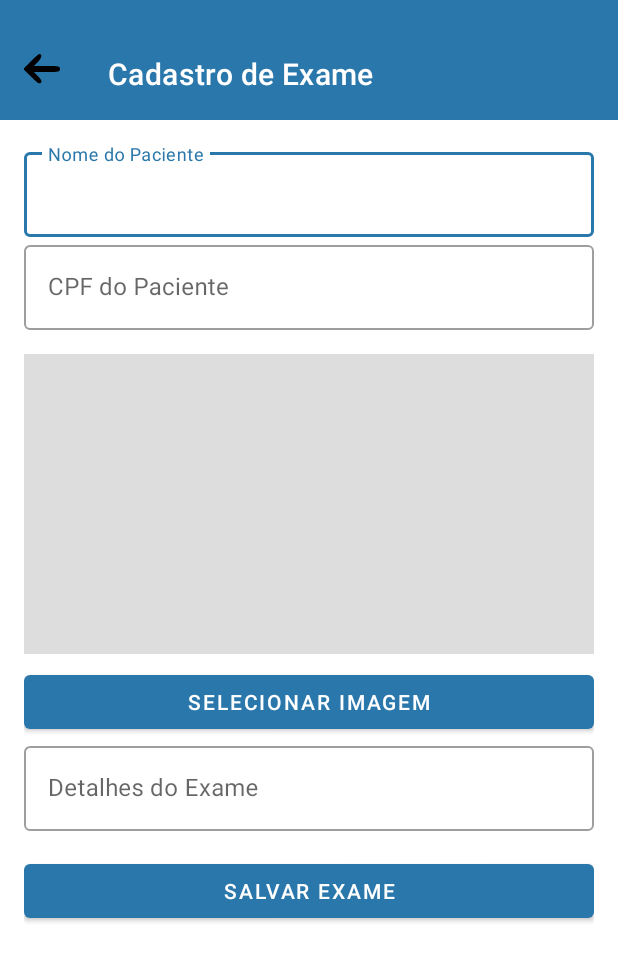
After one commit to Theflashofkills/ClinicaApplication, an Android app: the CadastroExameActivity screen opened directly, with no data from a screen before it, on a phone screen of 412 x 824 dp. The commit adds this screen. Shown: the top 961 px of the screen. Run offline under Robolectric (Android 15) with nearby library versions, the phone set to English and light mode, and no system bars; our stand-ins replace Firebase (no records; nobody signed in at launch, a user with empty details on screens opened directly).

Commit message:
tela de criação de exame feito

```diff
--- a/app/build.gradle.kts
+++ b/app/build.gradle.kts
@@ -1,6 +1,7 @@
 plugins {
     alias(libs.plugins.android.application)
     alias(libs.plugins.kotlin.android)
+    id("com.google.gms.google-services")
 }
 
 android {
@@ -39,7 +40,6 @@ android {
 }
 
 dependencies {
-
     implementation(libs.androidx.core.ktx)
     implementation(libs.androidx.appcompat)
     implementation(libs.material)
@@ -51,4 +51,7 @@ dependencies {
     testImplementation(libs.junit)
     androidTestImplementation(libs.androidx.junit)
     androidTestImplementation(libs.androidx.espresso.core)
+    implementation(platform("com.google.firebase:firebase-bom:33.12.0"))
+    implementation("com.google.firebase:firebase-storage-ktx")
+    implementation("com.google.firebase:firebase-firestore-ktx")
 }
--- a/app/src/main/java/com/thiagojunhonma/devhealthy/MainActivity.kt
+++ b/app/src/main/java/com/thiagojunhonma/devhealthy/MainActivity.kt
@@ -56,7 +56,10 @@ class MainActivity : AppCompatActivity() {
 
         binding.examBtn.setOnClickListener {
             Toast.makeText(this, "Botão Criar EXAME clicado!", Toast.LENGTH_SHORT).show()
+            val intent = Intent(this, CadastroExameActivity::class.java)
+            startActivity(intent)
         }
+
     }
 
     private fun onAddButtonClicked() {
--- /dev/null
+++ b/app/src/main/res/layout/activity_criar_exame.xml
@@ -0,0 +1,111 @@
+<?xml version="1.0" encoding="utf-8"?>
+<androidx.constraintlayout.widget.ConstraintLayout
+    xmlns:android="http://schemas.android.com/apk/res/android"
+    xmlns:app="http://schemas.android.com/apk/res-auto"
+    xmlns:tools="http://schemas.android.com/tools"
+    android:layout_width="match_parent"
+    android:layout_height="match_parent"
+    android:background="@color/white">
+
+    <!-- TOOLBAR -->
+    <androidx.appcompat.widget.Toolbar
+        android:id="@+id/toolbarCadastroExame"
+        android:layout_width="0dp"
+        android:layout_height="80dp"
+        android:background="@color/main_color"
+        android:paddingTop="18dp"
+        app:contentInsetStart="0dp"
+        app:navigationIcon="@drawable/seta_voltar"
+        app:title="Cadastro de Exame"
+        app:titleTextColor="@color/white"
+        app:popupTheme="@style/ThemeOverlay.AppCompat.Light"
+        app:layout_constraintTop_toTopOf="parent"
+        app:layout_constraintStart_toStartOf="parent"
+        app:layout_constraintEnd_toEndOf="parent" />
+
+    <!-- SCROLL COM FORMULÁRIO -->
+    <ScrollView
+        android:id="@+id/formScrollExame"
+        android:layout_width="0dp"
+        android:layout_height="0dp"
+        android:fillViewport="true"
+        app:layout_constraintTop_toBottomOf="@id/toolbarCadastroExame"
+        app:layout_constraintBottom_toBottomOf="parent"
+        app:layout_constraintStart_toStartOf="parent"
+        app:layout_constraintEnd_toEndOf="parent">
+
+        <LinearLayout
+            android:layout_width="match_parent"
+            android:layout_height="wrap_content"
+            android:orientation="vertical"
+            android:padding="16dp"
+            tools:context=".CadastroExameActivity">
+
+            <!-- Nome do Paciente -->
+            <com.google.android.material.textfield.TextInputLayout
+                android:layout_width="match_parent"
+                android:layout_height="wrap_content"
+                android:hint="Nome do Paciente"
+                style="@style/Widget.MaterialComponents.TextInputLayout.OutlinedBox">
+
+                <com.google.android.material.textfield.TextInputEditText
+                    android:id="@+id/editNomePaciente"
+                    android:layout_width="match_parent"
+                    android:layout_height="wrap_content" />
+            </com.google.android.material.textfield.TextInputLayout>
+
+            <!-- CPF do Paciente -->
+            <com.google.android.material.textfield.TextInputLayout
+                android:layout_width="match_parent"
+                android:layout_height="wrap_content"
+                android:hint="CPF do Paciente"
+                style="@style/Widget.MaterialComponents.TextInputLayout.OutlinedBox">
+
+                <com.google.android.material.textfield.TextInputEditText
+                    android:id="@+id/editCpfPaciente"
+                    android:layout_width="match_parent"
+                    android:layout_height="wrap_content"
+                    android:inputType="number" />
+            </com.google.android.material.textfield.TextInputLayout>
+
+            <!-- Imagem do Exame -->
+            <ImageView
+                android:id="@+id/imagePreview"
+                android:layout_width="match_parent"
+                android:layout_height="200dp"
+                android:scaleType="centerCrop"
+                android:layout_marginTop="16dp"
+                android:background="#DDD" />
+
+            <!-- Botão de Seleção de Imagem -->
+            <Button
+                android:id="@+id/btnSelecionarImagem"
+                android:text="Selecionar Imagem"
+                android:layout_width="match_parent"
+                android:layout_height="wrap_content"
+                android:layout_marginTop="8dp" />
+
+            <!-- Detalhes do Exame -->
+            <com.google.android.material.textfield.TextInputLayout
+                android:layout_width="match_parent"
+                android:layout_height="wrap_content"
+                android:hint="Detalhes do Exame"
+                style="@style/Widget.MaterialComponents.TextInputLayout.OutlinedBox">
+
+                <com.google.android.material.textfield.TextInputEditText
+                    android:id="@+id/editDetalhesExame"
+                    android:layout_width="match_parent"
+                    android:layout_height="wrap_content" />
+            </com.google.android.material.textfield.TextInputLayout>
+
+            <!-- Botão para Salvar Exame -->
+            <Button
+                android:id="@+id/btnSalvarExame"
+                android:text="Salvar Exame"
+                android:layout_width="match_parent"
+                android:layout_height="wrap_content"
+                android:layout_marginTop="16dp" />
+        </LinearLayout>
+    </ScrollView>
+
+</androidx.constraintlayout.widget.ConstraintLayout>
--- a/build.gradle.kts
+++ b/build.gradle.kts
@@ -2,4 +2,5 @@
 plugins {
     alias(libs.plugins.android.application) apply false
     alias(libs.plugins.kotlin.android) apply false
+    id("com.google.gms.google-services") version "4.4.2" apply false
 }
```
Also changed, not shown: app/src/main/AndroidManifest.xml (+9 -1 lines), app/src/main/java/com/thiagojunhonma/devhealthy/CadastroExameActivity.kt (added, +118 -0 lines), 637 other files.
